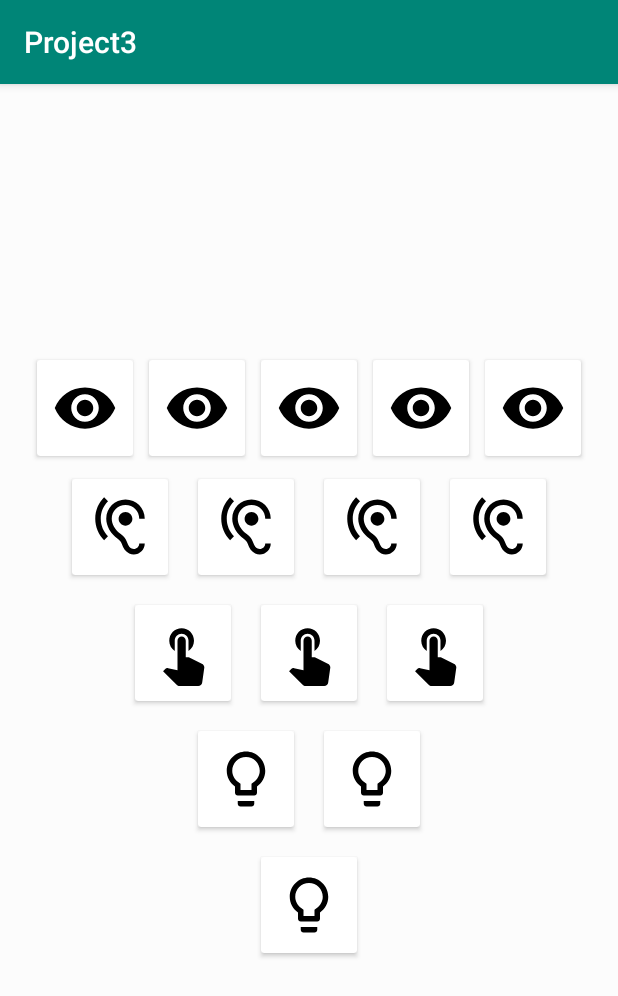
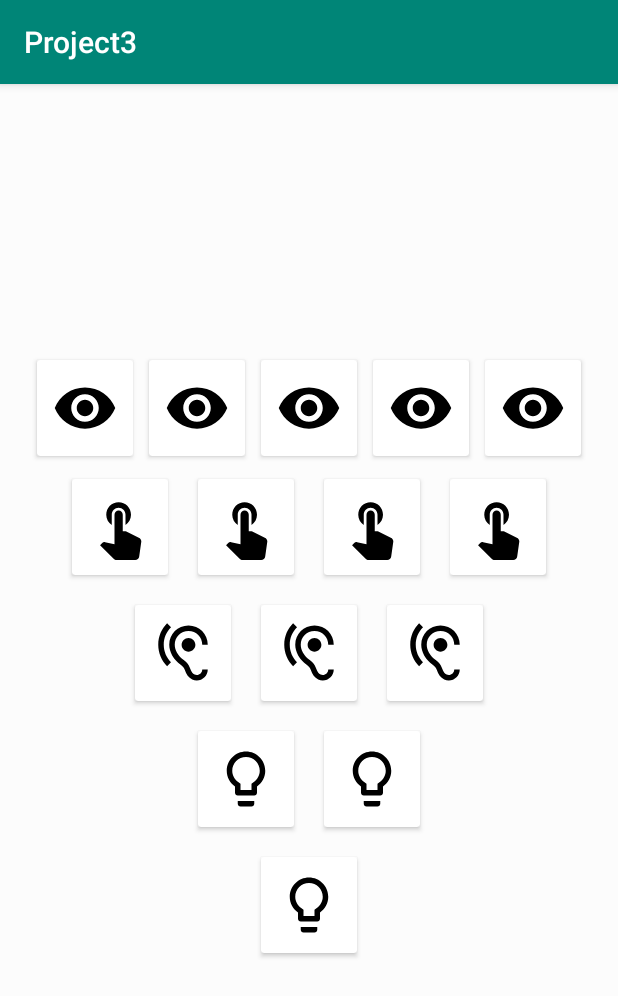
Before and after one commit to EasyInterest/spring19RedoneProject3, an Android app: the screen it shows after launch (MainActivity), on a phone screen of 412 x 824 dp. Shown: the top 996 px of the screen. Run offline under Robolectric (Android 15) with nearby library versions, the phone set to English and light mode, and no system bars.

Commit message:
Swapped hearing with touch

```diff
--- a/app/src/main/res/layout/activity_main.xml
+++ b/app/src/main/res/layout/activity_main.xml
@@ -142,7 +142,7 @@
                 <ImageView
                     android:layout_width="64dp"
                     android:layout_height="64dp"
-                    android:src="@drawable/ic_hearing_black_24dp"
+                    android:src="@drawable/ic_touch_app_black_24dp"
                     android:padding="10dp"/>
 
 
@@ -162,7 +162,7 @@
                 <ImageView
                     android:layout_width="64dp"
                     android:layout_height="64dp"
-                    android:src="@drawable/ic_hearing_black_24dp"
+                    android:src="@drawable/ic_touch_app_black_24dp"
                     android:padding="10dp"/>
 
 
@@ -183,7 +183,7 @@
                 <ImageView
                     android:layout_width="64dp"
                     android:layout_height="64dp"
-                    android:src="@drawable/ic_hearing_black_24dp"
+                    android:src="@drawable/ic_touch_app_black_24dp"
                     android:padding="10dp"/>
 
 
@@ -203,7 +203,7 @@
                 <ImageView
                     android:layout_width="64dp"
                     android:layout_height="64dp"
-                    android:src="@drawable/ic_hearing_black_24dp"
+                    android:src="@drawable/ic_touch_app_black_24dp"
                     android:padding="10dp"/>
 
 
@@ -232,7 +232,7 @@
                 <ImageView
                     android:layout_width="64dp"
                     android:layout_height="64dp"
-                    android:src="@drawable/ic_touch_app_black_24dp"
+                    android:src="@drawable/ic_hearing_black_24dp"
                     android:padding="10dp"/>
 
 
@@ -252,7 +252,7 @@
             <ImageView
                 android:layout_width="64dp"
                 android:layout_height="64dp"
-                android:src="@drawable/ic_touch_app_black_24dp"
+                android:src="@drawable/ic_hearing_black_24dp"
                 android:padding="10dp"/>
 
 
@@ -273,7 +273,7 @@
                 <ImageView
                     android:layout_width="64dp"
                     android:layout_height="64dp"
-                    android:src="@drawable/ic_touch_app_black_24dp"
+                    android:src="@drawable/ic_hearing_black_24dp"
                     android:padding="10dp"/>
 
 
```
